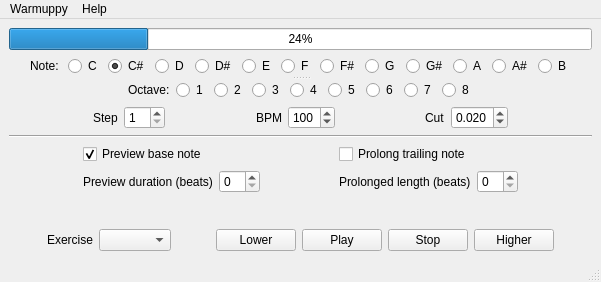
Old version of the form src/warmuppy/ui/dialogs/warmuppywindow.ui in the repository xstasi/warmuppy.
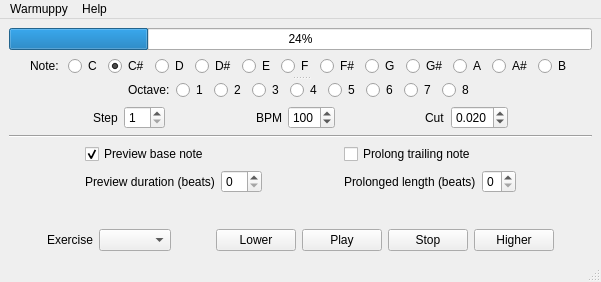
New version of the form.

What changed in the file:
```diff
--- a/src/warmuppy/ui/dialogs/warmuppywindow.ui
+++ b/src/warmuppy/ui/dialogs/warmuppywindow.ui
@@ -443,7 +443,11 @@
              </widget>
             </item>
             <item>
-             <widget class="QSpinBox" name="spinProlong"/>
+             <widget class="QSpinBox" name="spinProlong">
+              <property name="maximum">
+               <number>3</number>
+              </property>
+             </widget>
             </item>
            </layout>
           </item>
```
